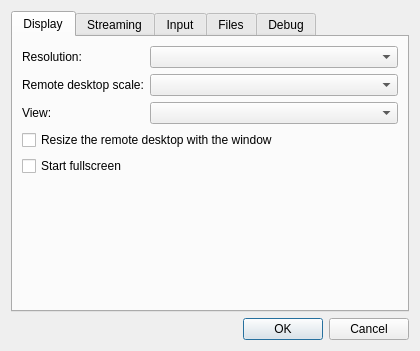
Qt form client/spectre-qt/src/settings_dialog.ui (daBOB/ghost) before a commit.
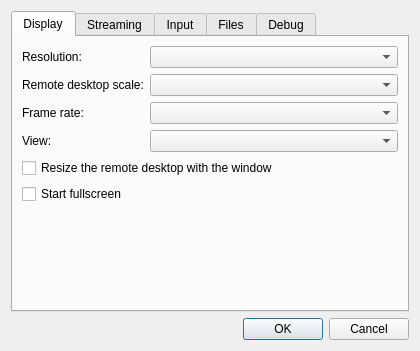
The same form after that commit.

Commit message: Added high frame rate support

```diff
--- a/client/spectre-qt/src/settings_dialog.ui
+++ b/client/spectre-qt/src/settings_dialog.ui
@@ -44,16 +44,26 @@
           <widget class="QComboBox" name="scaleCombo" />
          </item>
          <item row="2" column="0">
+          <widget class="QLabel" name="refreshRateLabel">
+           <property name="text">
+            <string>Frame rate:</string>
+           </property>
+          </widget>
+         </item>
+         <item row="2" column="1">
+          <widget class="QComboBox" name="refreshRateCombo" />
+         </item>
+         <item row="3" column="0">
           <widget class="QLabel" name="viewLabel">
            <property name="text">
             <string>View:</string>
            </property>
           </widget>
          </item>
-         <item row="2" column="1">
+         <item row="3" column="1">
           <widget class="QComboBox" name="viewCombo" />
          </item>
-         <item row="3" column="0" colspan="2">
+         <item row="4" column="0" colspan="2">
           <widget class="QCheckBox" name="followWindowCheck">
            <property name="text">
             <string>Resize the remote desktop with the window</string>
@@ -66,7 +76,7 @@
            </property>
           </widget>
          </item>
-         <item row="4" column="0" colspan="2">
+         <item row="5" column="0" colspan="2">
           <widget class="QCheckBox" name="fullscreenCheck">
            <property name="text">
             <string>Start fullscreen</string>
```
The commit also changes 33 other files.
